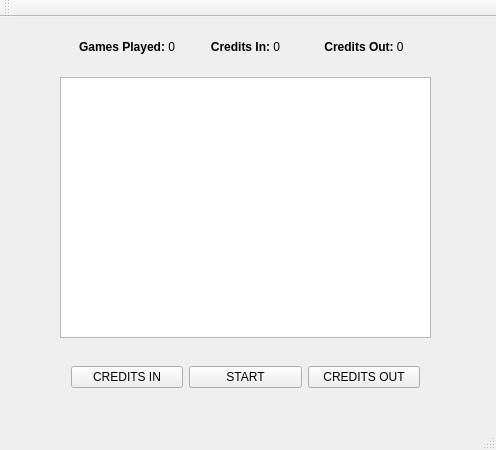
Above: BallsGame/mainwindow.ui from TeknoPT/BallsGame before the change. Below: the same form after it.
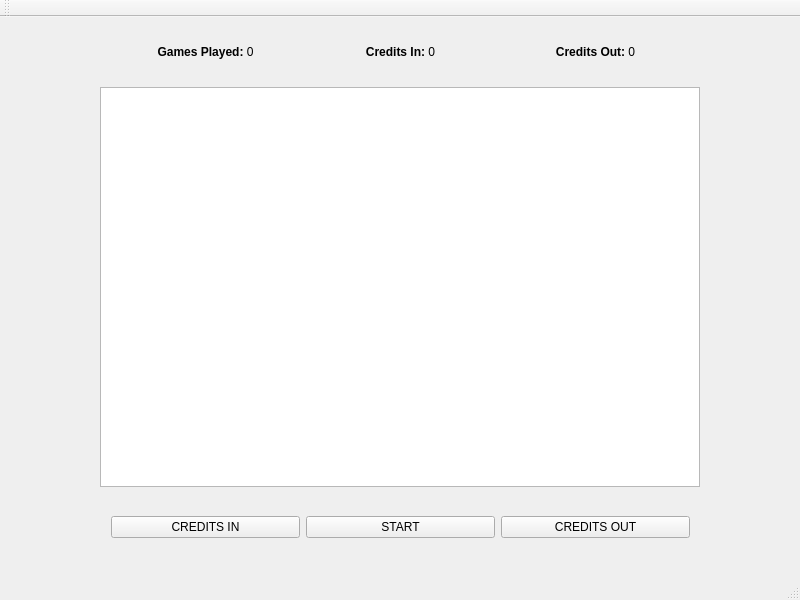
That is the form after the change.

Patch:
```diff
--- a/BallsGame/mainwindow.ui
+++ b/BallsGame/mainwindow.ui
@@ -6,10 +6,22 @@
    <rect>
     <x>0</x>
     <y>0</y>
-    <width>496</width>
-    <height>450</height>
+    <width>800</width>
+    <height>600</height>
    </rect>
   </property>
+  <property name="minimumSize">
+   <size>
+    <width>800</width>
+    <height>600</height>
+   </size>
+  </property>
+  <property name="maximumSize">
+   <size>
+    <width>800</width>
+    <height>600</height>
+   </size>
+  </property>
   <property name="windowTitle">
    <string>MainWindow</string>
   </property>
@@ -17,19 +29,45 @@
    <widget class="QGraphicsView" name="graphicsView">
     <property name="geometry">
      <rect>
-      <x>60</x>
-      <y>60</y>
-      <width>371</width>
-      <height>261</height>
+      <x>100</x>
+      <y>70</y>
+      <width>600</width>
+      <height>400</height>
      </rect>
     </property>
+    <property name="sizePolicy">
+     <sizepolicy hsizetype="Preferred" vsizetype="Preferred">
+      <horstretch>0</horstretch>
+      <verstretch>0</verstretch>
+     </sizepolicy>
+    </property>
+    <property name="verticalScrollBarPolicy">
+     <enum>Qt::ScrollBarAlwaysOff</enum>
+    </property>
+    <property name="horizontalScrollBarPolicy">
+     <enum>Qt::ScrollBarAlwaysOff</enum>
+    </property>
+    <property name="sizeAdjustPolicy">
+     <enum>QAbstractScrollArea::AdjustIgnored</enum>
+    </property>
+    <property name="sceneRect">
+     <rectf>
+      <x>0.000000000000000</x>
+      <y>0.000000000000000</y>
+      <width>600.000000000000000</width>
+      <height>400.000000000000000</height>
+     </rectf>
+    </property>
+    <property name="resizeAnchor">
+     <enum>QGraphicsView::NoAnchor</enum>
+    </property>
    </widget>
    <widget class="QWidget" name="horizontalLayoutWidget">
     <property name="geometry">
      <rect>
-      <x>60</x>
-      <y>320</y>
-      <width>371</width>
+      <x>100</x>
+      <y>470</y>
+      <width>601</width>
       <height>80</height>
      </rect>
     </property>
@@ -60,10 +98,10 @@
    <widget class="QWidget" name="horizontalLayoutWidget_2">
     <property name="geometry">
      <rect>
-      <x>60</x>
+      <x>100</x>
       <y>0</y>
-      <width>371</width>
-      <height>61</height>
+      <width>601</width>
+      <height>71</height>
      </rect>
     </property>
     <layout class="QHBoxLayout" name="horizontalLayout_2">
@@ -91,6 +129,15 @@
     </layout>
    </widget>
   </widget>
+  <widget class="QToolBar" name="mainToolBar">
+   <attribute name="toolBarArea">
+    <enum>TopToolBarArea</enum>
+   </attribute>
+   <attribute name="toolBarBreak">
+    <bool>false</bool>
+   </attribute>
+  </widget>
+  <widget class="QStatusBar" name="statusBar"/>
   <widget class="QMenuBar" name="menuBar">
    <property name="geometry">
     <rect>
@@ -101,15 +148,6 @@
     </rect>
    </property>
   </widget>
-  <widget class="QToolBar" name="mainToolBar">
-   <attribute name="toolBarArea">
-    <enum>TopToolBarArea</enum>
-   </attribute>
-   <attribute name="toolBarBreak">
-    <bool>false</bool>
-   </attribute>
-  </widget>
-  <widget class="QStatusBar" name="statusBar"/>
  </widget>
  <layoutdefault spacing="6" margin="11"/>
  <resources/>
```
Left out of the diff: 4 changed lines with no effect on the pictures.
